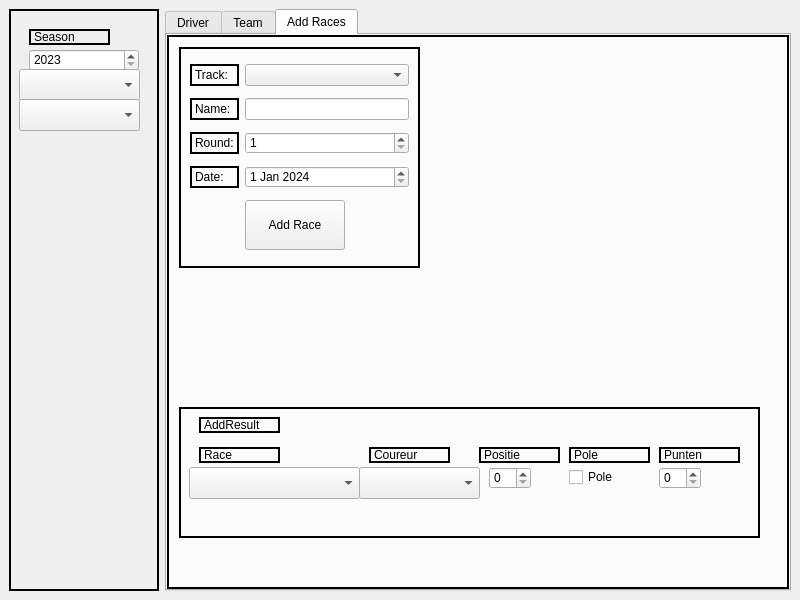
dinordi/DAB2-Eindopdracht, file dab2.ui: the form before one commit.
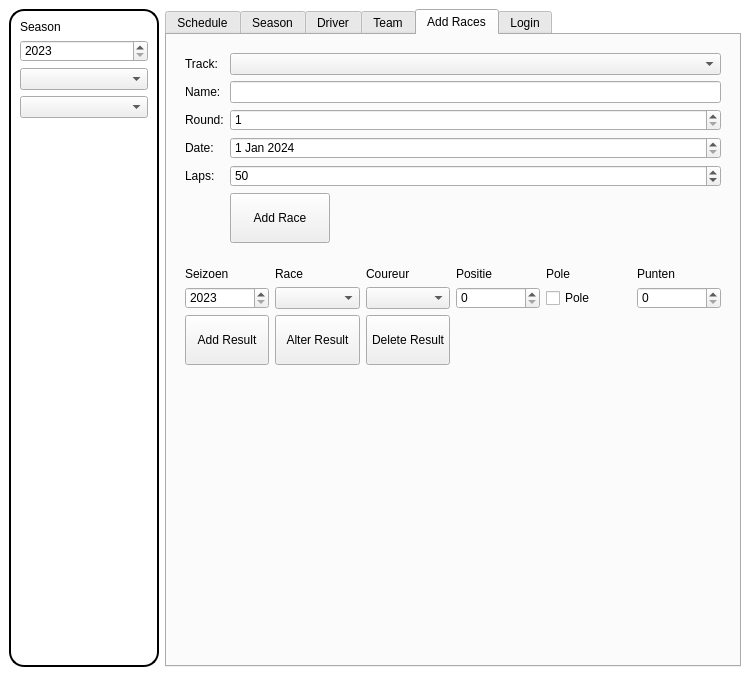
The form after the commit. The open tabs and pages were chosen to show the change.

```diff
--- a/dab2.ui
+++ b/dab2.ui
@@ -6,16 +6,36 @@
    <rect>
     <x>0</x>
     <y>0</y>
-    <width>800</width>
-    <height>600</height>
+    <width>750</width>
+    <height>676</height>
    </rect>
   </property>
+  <property name="minimumSize">
+   <size>
+    <width>750</width>
+    <height>0</height>
+   </size>
+  </property>
+  <property name="font">
+   <font>
+    <family>Orbitron</family>
+    <bold>true</bold>
+   </font>
+  </property>
   <property name="windowTitle">
    <string>MainWindow</string>
   </property>
   <property name="styleSheet">
    <string notr="true">QFrame {
-	border: 2px solid black;
+	border:2px solid black;
+border: none;
+}
+QLabel {
+	border: none;
+}
+
+QMainWindow {
+background-color: white;
 }</string>
   </property>
   <widget class="QWidget" name="centralwidget">
@@ -28,34 +48,28 @@
         <height>0</height>
        </size>
       </property>
+      <property name="styleSheet">
+       <string notr="true">QFrame#leftMenu {
+	border: 2px solid black;
+	border-radius: 15px;
+}</string>
+      </property>
       <property name="frameShape">
        <enum>QFrame::StyledPanel</enum>
       </property>
       <property name="frameShadow">
        <enum>QFrame::Raised</enum>
       </property>
+      <layout class="QVBoxLayout" name="verticalLayout_7">
+       <item>
       <widget class="QLabel" name="label_5">
-       <property name="geometry">
-        <rect>
-         <x>20</x>
-         <y>20</y>
-         <width>81</width>
-         <height>16</height>
-        </rect>
-       </property>
        <property name="text">
         <string>Season</string>
        </property>
       </widget>
+       </item>
+       <item>
       <widget class="QDateEdit" name="dateEdit">
-       <property name="geometry">
-        <rect>
-         <x>20</x>
-         <y>40</y>
-         <width>110</width>
-         <height>22</height>
-        </rect>
-       </property>
        <property name="maximumDateTime">
         <datetime>
          <hour>23</hour>
@@ -84,26 +98,27 @@
         <string>yyyy</string>
        </property>
       </widget>
-      <widget class="QComboBox" name="comboDriver">
-       <property name="geometry">
-        <rect>
-         <x>10</x>
-         <y>60</y>
-         <width>121</width>
-         <height>32</height>
-        </rect>
-       </property>
-      </widget>
-      <widget class="QComboBox" name="comboTeams">
-       <property name="geometry">
-        <rect>
-         <x>10</x>
-         <y>90</y>
-         <width>121</width>
-         <height>32</height>
-        </rect>
-       </property>
-      </widget>
+       </item>
+       <item>
+        <widget class="QComboBox" name="comboDriver"/>
+       </item>
+       <item>
+        <widget class="QComboBox" name="comboTeams"/>
+       </item>
+       <item>
+        <spacer name="verticalSpacer">
+         <property name="orientation">
+          <enum>Qt::Vertical</enum>
+         </property>
+         <property name="sizeHint" stdset="0">
+          <size>
+           <width>20</width>
+           <height>40</height>
+          </size>
+         </property>
+        </spacer>
+       </item>
+      </layout>
      </widget>
     </item>
     <item>
@@ -111,6 +126,144 @@
       <property name="currentIndex">
        <number>1</number>
       </property>
+      <widget class="QWidget" name="tab_4">
+       <attribute name="title">
+        <string>Schedule</string>
+       </attribute>
+       <layout class="QVBoxLayout" name="verticalLayout_4">
+        <item>
+         <widget class="QFrame" name="frame_5">
+          <property name="frameShape">
+           <enum>QFrame::StyledPanel</enum>
+          </property>
+          <property name="frameShadow">
+           <enum>QFrame::Raised</enum>
+          </property>
+          <layout class="QVBoxLayout" name="verticalLayout_2">
+           <property name="leftMargin">
+            <number>0</number>
+           </property>
+           <property name="topMargin">
+            <number>0</number>
+           </property>
+           <property name="rightMargin">
+            <number>0</number>
+           </property>
+           <property name="bottomMargin">
+            <number>0</number>
+           </property>
+           <item>
+            <widget class="QScrollArea" name="scrollArea_2">
+             <property name="widgetResizable">
+              <bool>true</bool>
+             </property>
+             <widget class="QWidget" name="scrollAreaWidgetContents_2">
+              <property name="geometry">
+               <rect>
+                <x>0</x>
+                <y>0</y>
+                <width>514</width>
+                <height>573</height>
+               </rect>
+              </property>
+              <layout class="QVBoxLayout" name="verticalLayout_10">
+               <property name="leftMargin">
+                <number>0</number>
+               </property>
+               <property name="topMargin">
+                <number>0</number>
+               </property>
+               <property name="rightMargin">
+                <number>0</number>
+               </property>
+               <property name="bottomMargin">
+                <number>0</number>
+               </property>
+               <item>
+                <layout class="QVBoxLayout" name="LayoutRaceList">
+                 <property name="spacing">
+                  <number>10</number>
+                 </property>
+                 <property name="leftMargin">
+                  <number>15</number>
+                 </property>
+                 <property name="topMargin">
+                  <number>15</number>
+                 </property>
+                 <property name="rightMargin">
+                  <number>15</number>
+                 </property>
+                 <property name="bottomMargin">
+                  <number>15</number>
+                 </property>
+                </layout>
+               </item>
+              </layout>
+             </widget>
+            </widget>
+           </item>
+          </layout>
+         </widget>
+        </item>
+       </layout>
+      </widget>
+      <widget class="QWidget" name="tab_5">
+       <attribute name="title">
+        <string>Season</string>
+       </attribute>
+       <layout class="QVBoxLayout" name="verticalLayout_13">
+        <item>
+         <widget class="QScrollArea" name="scrollArea_3">
+          <property name="widgetResizable">
+           <bool>true</bool>
+          </property>
+          <widget class="QWidget" name="scrollAreaWidgetContents_3">
+           <property name="geometry">
+            <rect>
+             <x>0</x>
+             <y>0</y>
+             <width>514</width>
+             <height>573</height>
+            </rect>
+           </property>
+           <layout class="QVBoxLayout" name="verticalLayout_12">
+            <property name="leftMargin">
+             <number>0</number>
+            </property>
+            <property name="topMargin">
+             <number>0</number>
+            </property>
+            <property name="rightMargin">
+             <number>0</number>
+            </property>
+            <property name="bottomMargin">
+             <number>0</number>
+            </property>
+            <item>
+             <layout class="QVBoxLayout" name="LayoutStandings">
+              <property name="spacing">
+               <number>10</number>
+              </property>
+              <property name="leftMargin">
+               <number>15</number>
+              </property>
+              <property name="topMargin">
+               <number>15</number>
+              </property>
+              <property name="rightMargin">
+               <number>15</number>
+              </property>
+              <property name="bottomMargin">
+               <number>15</number>
+              </property>
+             </layout>
+            </item>
+           </layout>
+          </widget>
+         </widget>
+        </item>
+       </layout>
+      </widget>
       <widget class="QWidget" name="tab">
        <attribute name="title">
         <string>Driver</string>
@@ -228,15 +381,9 @@
        <attribute name="title">
         <string>Add Races</string>
        </attribute>
+       <layout class="QVBoxLayout" name="verticalLayout_11">
+        <item>
        <widget class="QFrame" name="frame">
-        <property name="geometry">
-         <rect>
-          <x>10</x>
-          <y>10</y>
-          <width>241</width>
-          <height>221</height>
-         </rect>
-        </property>
         <property name="frameShape">
          <enum>QFrame::StyledPanel</enum>
         </property>
@@ -244,6 +391,25 @@
          <enum>QFrame::Raised</enum>
         </property>
         <layout class="QGridLayout" name="gridLayout">
+           <item row="5" column="3">
+            <widget class="QPushButton" name="btnAddRace">
+             <property name="minimumSize">
+              <size>
+               <width>0</width>
+               <height>50</height>
+              </size>
+             </property>
+             <property name="maximumSize">
+              <size>
+               <width>100</width>
+               <height>16777215</height>
+              </size>
+             </property>
+             <property name="text">
+              <string>Add Race</string>
+             </property>
+            </widget>
+           </item>
          <item row="3" column="0">
           <widget class="QLabel" name="label_12">
            <property name="text">
@@ -305,7 +471,7 @@
           <widget class="QDateEdit" name="deRaceDate">
            <property name="dateTime">
             <datetime>
-             <hour>20</hour>
+               <hour>19</hour>
              <minute>0</minute>
              <second>0</second>
              <year>2024</year>
@@ -315,7 +481,7 @@
            </property>
            <property name="maximumDateTime">
             <datetime>
-             <hour>19</hour>
+               <hour>18</hour>
              <minute>59</minute>
              <second>59</second>
              <year>2025</year>
@@ -325,7 +491,7 @@
            </property>
            <property name="minimumDateTime">
             <datetime>
-             <hour>20</hour>
+               <hour>19</hour>
              <minute>0</minute>
              <second>0</second>
              <year>2022</year>
@@ -336,173 +502,327 @@
           </widget>
          </item>
          <item row="4" column="3">
-          <widget class="QPushButton" name="btnAddRace">
-           <property name="minimumSize">
-            <size>
-             <width>0</width>
-             <height>50</height>
-            </size>
-           </property>
-           <property name="maximumSize">
-            <size>
-             <width>100</width>
-             <height>16777215</height>
-            </size>
-           </property>
+            <widget class="QSpinBox" name="spbLaps">
+             <property name="minimum">
+              <number>1</number>
+             </property>
+             <property name="maximum">
+              <number>80</number>
+             </property>
+             <property name="value">
+              <number>50</number>
+             </property>
+            </widget>
+           </item>
+           <item row="4" column="0">
+            <widget class="QLabel" name="label">
            <property name="text">
-            <string>Add Race</string>
+              <string>Laps:</string>
            </property>
           </widget>
          </item>
         </layout>
        </widget>
+        </item>
+        <item>
        <widget class="QFrame" name="frame_2">
-        <property name="geometry">
-         <rect>
-          <x>10</x>
-          <y>370</y>
-          <width>581</width>
-          <height>131</height>
-         </rect>
-        </property>
         <property name="frameShape">
          <enum>QFrame::StyledPanel</enum>
         </property>
         <property name="frameShadow">
          <enum>QFrame::Raised</enum>
         </property>
-        <widget class="QComboBox" name="comboBox_3">
-         <property name="geometry">
-          <rect>
-           <x>10</x>
-           <y>60</y>
-           <width>171</width>
-           <height>32</height>
-          </rect>
-         </property>
-        </widget>
-        <widget class="QLabel" name="label_3">
-         <property name="geometry">
-          <rect>
-           <x>20</x>
-           <y>10</y>
-           <width>81</width>
-           <height>16</height>
-          </rect>
+          <layout class="QGridLayout" name="gridLayout_2">
+           <item row="2" column="2">
+            <widget class="QPushButton" name="btnDeleteResult">
+             <property name="minimumSize">
+              <size>
+               <width>0</width>
+               <height>50</height>
+              </size>
+             </property>
+             <property name="maximumSize">
+              <size>
+               <width>100</width>
+               <height>16777215</height>
+              </size>
          </property>
          <property name="text">
-          <string>AddResult</string>
-         </property>
-        </widget>
-        <widget class="QLabel" name="label_4">
-         <property name="geometry">
-          <rect>
-           <x>20</x>
-           <y>40</y>
-           <width>81</width>
-           <height>16</height>
-          </rect>
-         </property>
+              <string>Delete Result</string>
+             </property>
+            </widget>
+           </item>
+           <item row="2" column="0">
+            <widget class="QPushButton" name="btnAddResult">
+             <property name="minimumSize">
+              <size>
+               <width>0</width>
+               <height>50</height>
+              </size>
+             </property>
+             <property name="maximumSize">
+              <size>
+               <width>100</width>
+               <height>16777215</height>
+              </size>
+             </property>
          <property name="text">
-          <string>Race</string>
-         </property>
-        </widget>
+              <string>Add Result</string>
+             </property>
+            </widget>
+           </item>
+           <item row="1" column="2">
+            <widget class="QComboBox" name="comboDriverList"/>
+           </item>
+           <item row="0" column="2">
         <widget class="QLabel" name="label_6">
-         <property name="geometry">
-          <rect>
-           <x>190</x>
-           <y>40</y>
-           <width>81</width>
-           <height>16</height>
-          </rect>
-         </property>
          <property name="text">
           <string>Coureur</string>
          </property>
         </widget>
-        <widget class="QLabel" name="label_7">
-         <property name="geometry">
-          <rect>
-           <x>300</x>
-           <y>40</y>
-           <width>81</width>
-           <height>16</height>
-          </rect>
-         </property>
-         <property name="text">
-          <string>Positie</string>
-         </property>
-        </widget>
+           </item>
+           <item row="1" column="1">
+            <widget class="QComboBox" name="comboRacelist"/>
+           </item>
+           <item row="1" column="3">
+            <widget class="QSpinBox" name="spbPosition"/>
+           </item>
+           <item row="0" column="4">
         <widget class="QLabel" name="label_8">
-         <property name="geometry">
-          <rect>
-           <x>390</x>
-           <y>40</y>
-           <width>81</width>
-           <height>16</height>
-          </rect>
-         </property>
+             <property name="text">
+              <string>Pole</string>
+             </property>
+            </widget>
+           </item>
+           <item row="1" column="4">
+            <widget class="QCheckBox" name="checkPole">
          <property name="text">
           <string>Pole</string>
          </property>
         </widget>
+           </item>
+           <item row="0" column="5">
         <widget class="QLabel" name="label_9">
-         <property name="geometry">
-          <rect>
-           <x>480</x>
-           <y>40</y>
-           <width>81</width>
-           <height>16</height>
-          </rect>
-         </property>
          <property name="text">
           <string>Punten</string>
          </property>
         </widget>
-        <widget class="QCheckBox" name="checkBox">
-         <property name="geometry">
-          <rect>
-           <x>390</x>
-           <y>60</y>
-           <width>85</width>
-           <height>20</height>
-          </rect>
-         </property>
+           </item>
+           <item row="0" column="3">
+            <widget class="QLabel" name="label_7">
+             <property name="text">
+              <string>Positie</string>
+             </property>
+            </widget>
+           </item>
+           <item row="2" column="1">
+            <widget class="QPushButton" name="btnAlterResult">
+             <property name="minimumSize">
+              <size>
+               <width>0</width>
+               <height>50</height>
+              </size>
+             </property>
+             <property name="maximumSize">
+              <size>
+               <width>100</width>
+               <height>16777215</height>
+              </size>
+             </property>
          <property name="text">
-          <string>Pole</string>
-         </property>
-        </widget>
-        <widget class="QSpinBox" name="spinBox">
-         <property name="geometry">
-          <rect>
-           <x>310</x>
-           <y>60</y>
-           <width>42</width>
-           <height>22</height>
-          </rect>
-         </property>
-        </widget>
-        <widget class="QSpinBox" name="spinBox_2">
-         <property name="geometry">
-          <rect>
-           <x>480</x>
-           <y>60</y>
-           <width>42</width>
-           <height>22</height>
-          </rect>
-         </property>
-        </widget>
-        <widget class="QComboBox" name="comboBox_4">
-         <property name="geometry">
-          <rect>
-           <x>180</x>
-           <y>60</y>
-           <width>121</width>
-           <height>32</height>
-          </rect>
-         </property>
-        </widget>
-       </widget>
+              <string>Alter Result</string>
+             </property>
+            </widget>
+           </item>
+           <item row="0" column="1">
+            <widget class="QLabel" name="label_4">
+             <property name="text">
+              <string>Race</string>
+             </property>
+            </widget>
+           </item>
+           <item row="1" column="5">
+            <widget class="QSpinBox" name="spbPoints"/>
+           </item>
+           <item row="1" column="0">
+            <widget class="QDateEdit" name="intSeizoen">
+             <property name="maximumDateTime">
+              <datetime>
+               <hour>23</hour>
+               <minute>59</minute>
+               <second>59</second>
+               <year>2024</year>
+               <month>12</month>
+               <day>31</day>
+              </datetime>
+             </property>
+             <property name="maximumDate">
+              <date>
+               <year>2024</year>
+               <month>12</month>
+               <day>31</day>
+              </date>
+             </property>
+             <property name="minimumDate">
+              <date>
+               <year>2023</year>
+               <month>1</month>
+               <day>1</day>
+              </date>
+             </property>
+             <property name="displayFormat">
+              <string>yyyy</string>
+             </property>
+            </widget>
+           </item>
+           <item row="0" column="0">
+            <widget class="QLabel" name="label_13">
+             <property name="text">
+              <string>Seizoen</string>
+             </property>
+            </widget>
+           </item>
+          </layout>
+         </widget>
+        </item>
+        <item>
+         <spacer name="verticalSpacer_2">
+          <property name="orientation">
+           <enum>Qt::Vertical</enum>
+          </property>
+          <property name="sizeHint" stdset="0">
+           <size>
+            <width>20</width>
+            <height>40</height>
+           </size>
+          </property>
+         </spacer>
+        </item>
+       </layout>
+      </widget>
+      <widget class="QWidget" name="tab_6">
+       <attribute name="title">
+        <string>Login</string>
+       </attribute>
+       <layout class="QVBoxLayout" name="verticalLayout_14">
+        <item>
+         <widget class="QFrame" name="frame_4">
+          <property name="frameShape">
+           <enum>QFrame::StyledPanel</enum>
+          </property>
+          <property name="frameShadow">
+           <enum>QFrame::Raised</enum>
+          </property>
+          <layout class="QGridLayout" name="gridLayout_3">
+           <item row="0" column="0">
+            <widget class="QLabel" name="label_3">
+             <property name="text">
+              <string>User</string>
+             </property>
+            </widget>
+           </item>
+           <item row="0" column="1">
+            <widget class="QLineEdit" name="leUser">
+             <property name="text">
+              <string>lezer</string>
+             </property>
+            </widget>
+           </item>
+           <item row="1" column="0">
+            <widget class="QLabel" name="label_14">
+             <property name="text">
+              <string>host</string>
+             </property>
+            </widget>
+           </item>
+           <item row="1" column="1">
+            <widget class="QLineEdit" name="leHost">
+             <property name="text">
+              <string>localhost</string>
+             </property>
+            </widget>
+           </item>
+           <item row="2" column="0">
+            <widget class="QLabel" name="label_15">
+             <property name="text">
+              <string>password</string>
+             </property>
+            </widget>
+           </item>
+           <item row="2" column="1">
+            <widget class="QLineEdit" name="lePassword">
+             <property name="text">
+              <string>lezer</string>
+             </property>
+            </widget>
+           </item>
+           <item row="3" column="0">
+            <widget class="QLabel" name="label_16">
+             <property name="text">
+              <string>database</string>
+             </property>
+            </widget>
+           </item>
+           <item row="3" column="1">
+            <widget class="QLineEdit" name="leDatabase">
+             <property name="text">
+              <string>f1</string>
+             </property>
+            </widget>
+           </item>
+          </layout>
+         </widget>
+        </item>
+        <item>
+         <widget class="QFrame" name="frame_7">
+          <property name="frameShape">
+           <enum>QFrame::StyledPanel</enum>
+          </property>
+          <property name="frameShadow">
+           <enum>QFrame::Raised</enum>
+          </property>
+          <layout class="QHBoxLayout" name="horizontalLayout_3">
+           <item>
+            <widget class="QPushButton" name="btnLogin">
+             <property name="text">
+              <string>Login</string>
+             </property>
+            </widget>
+           </item>
+           <item>
+            <widget class="QPushButton" name="btnLogs">
+             <property name="text">
+              <string>Get logs</string>
+             </property>
+            </widget>
+           </item>
+           <item>
+            <widget class="QPushButton" name="btnFixImg">
+             <property name="text">
+              <string>FixImg</string>
+             </property>
+            </widget>
+           </item>
+          </layout>
+         </widget>
+        </item>
+        <item>
+         <widget class="QTableView" name="adminLog">
+          <property name="editTriggers">
+           <set>QAbstractItemView::NoEditTriggers</set>
+          </property>
+          <property name="wordWrap">
+           <bool>false</bool>
+          </property>
+          <attribute name="horizontalHeaderCascadingSectionResizes">
+           <bool>false</bool>
+          </attribute>
+          <attribute name="verticalHeaderVisible">
+           <bool>true</bool>
+          </attribute>
+         </widget>
+        </item>
+       </layout>
       </widget>
      </widget>
     </item>
```
Left out of the diff: 471 changed lines with no effect on the pictures. Lines whose indentation alone changed are shown as unchanged.
